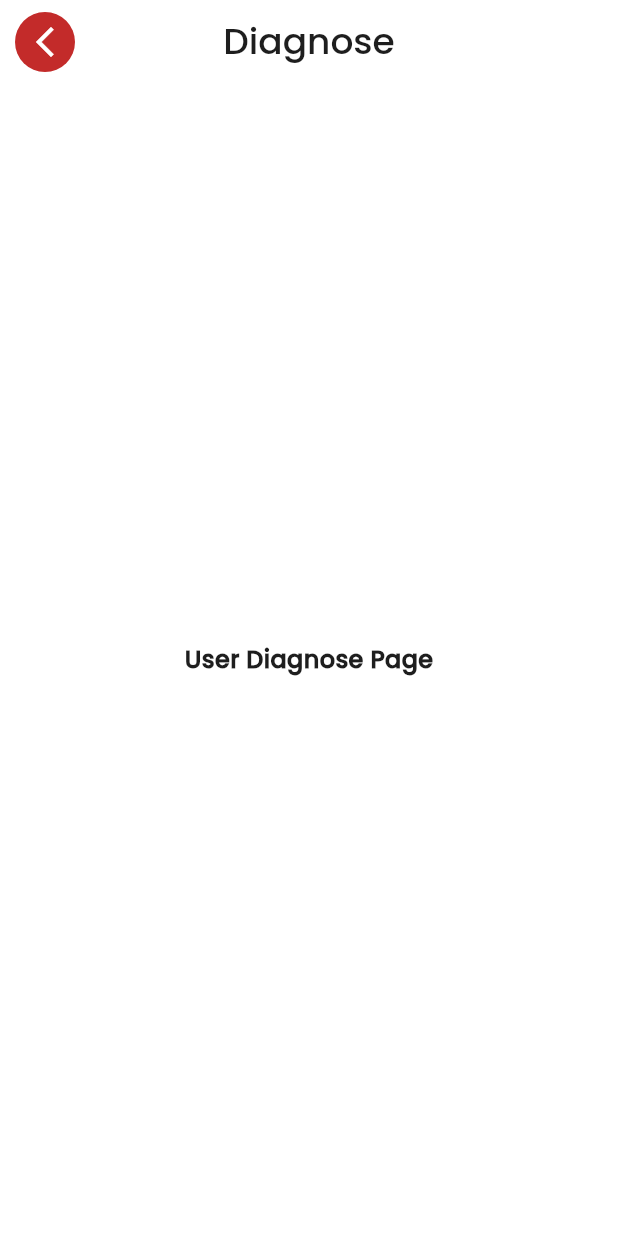
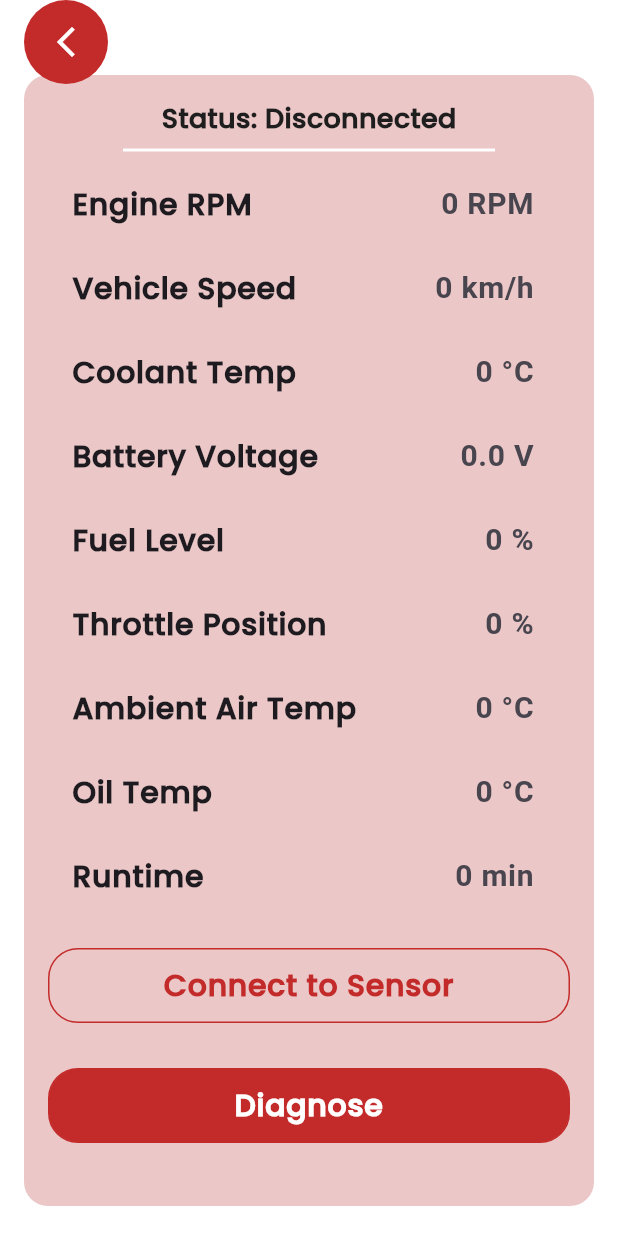
Before and after one commit to Momen0Waleed/Car-E-Rescue, a Flutter app: the UserDiagnoseView screen opened by its route, on a phone screen of 412 x 824 dp. Run offline on Flutter 3.47's test engine with Material 3 defaults, Android fonts, the phone set to English and light mode, and no system bars; drawn by our look-alikes of flutter_bounceable; our stand-ins replace animated_text_kit, bot_toast, dio, flutter_bluetooth_serial, flutter_easyloading, flutter_map and 5 more; accounts and stored records are empty; network calls fail.

Commit message:
Finishing Diagnose's Read-Sensor Data Feature

```diff
--- a/lib/modules/client/home/sub_modules/mechanic_live_location/view/mechanic_live_location_view.dart
+++ b/lib/modules/client/home/sub_modules/mechanic_live_location/view/mechanic_live_location_view.dart
@@ -41,7 +41,6 @@ class _MechanicLiveLocationViewState extends State<MechanicLiveLocationView> {
         }
 
         return Scaffold(
-          appBar: AppBar(title: Text(vm.hasArrived ? "Mechanic Arrived" : "Tracking Mechanic")),
           floatingActionButton: NavigateBackButton(),
           floatingActionButtonLocation: FloatingActionButtonLocation.startFloat,
           body: FlutterMap(
--- /dev/null
+++ b/lib/modules/client/home/sub_modules/user_diagnose/model/obd_sensor_data_model.dart
@@ -0,0 +1,49 @@
+class ObdSensorDataModel {
+  final String rpm;
+  final String speed;
+  final String coolantTemp;
+  final String voltage;
+  final String fuelLevel;
+  final String throttle;
+  final String ambientTemp;
+  final String oilTemp;
+  final String runtime;
+  final String baro;
+  final String engineLoad;
+  final String fuelPressure;
+  final String intakeTemp;
+
+  ObdSensorDataModel({
+    this.rpm = "0",
+    this.speed = "0",
+    this.coolantTemp = "0",
+    this.voltage = "0.0",
+    this.fuelLevel = "0",
+    this.throttle = "0",
+    this.ambientTemp = "0",
+    this.oilTemp = "0",
+    this.runtime = "0",
+    this.baro = "0",
+    this.engineLoad = "0",
+    this.fuelPressure = "0",
+    this.intakeTemp = "0",
+  });
+
+  factory ObdSensorDataModel.fromMap(Map<String, String> data) {
+    return ObdSensorDataModel(
+      rpm: data["RPM"] ?? "0",
+      speed: data["Speed"] ?? "0",
+      coolantTemp: data["Temp"] ?? "0",
+      voltage: data["Voltage"] ?? "0.0",
+      fuelLevel: data["Fuel"] ?? "0",
+      throttle: data["Throttle"] ?? "0",
+      ambientTemp: data["Ambient"] ?? "0",
+      oilTemp: data["OilTemp"] ?? "0",
+      runtime: data["Runtime"] ?? "0",
+      baro: data["Baro"] ?? "0",
+      engineLoad: data["Load"] ?? "0",
+      fuelPressure: data["FuelPressure"] ?? "0",
+      intakeTemp: data["IntakeTemp"] ?? "0",
+    );
+  }
+}
--- a/lib/modules/client/home/sub_modules/user_diagnose/view/user_diagnose_view.dart
+++ b/lib/modules/client/home/sub_modules/user_diagnose/view/user_diagnose_view.dart
@@ -1,4 +1,8 @@
-import 'package:car_e_rescue/modules/widgets/default_app_bar.dart';
+import 'package:car_e_rescue/core/constants/theme/app_colors.dart';
+import 'package:car_e_rescue/modules/client/home/sub_modules/user_diagnose/model/obd_sensor_data_model.dart';
+import 'package:car_e_rescue/modules/client/home/sub_modules/user_diagnose/view_model/user_diagnose_view_model.dart';
+import 'package:car_e_rescue/modules/widgets/custom_button.dart';
+import 'package:car_e_rescue/modules/widgets/navigate_back_button.dart';
 import 'package:flutter/material.dart';
 
 class UserDiagnoseView extends StatefulWidget {
@@ -9,12 +13,74 @@ class UserDiagnoseView extends StatefulWidget {
 }
 
 class _UserDiagnoseViewState extends State<UserDiagnoseView> {
+  final UserDiagnoseViewModel _viewModel = UserDiagnoseViewModel();
+
+  @override
+  void dispose() {
+    _viewModel.dispose();
+    super.dispose();
+  }
+
   @override
   Widget build(BuildContext context) {
     return Scaffold(
-      appBar: defaultAppBar(title: "Diagnose", context: context),
-      body: Center(
-        child: Text("User Diagnose Page"),
+      floatingActionButton: NavigateBackButton(),
+      floatingActionButtonLocation: FloatingActionButtonLocation.startTop,
+      body: Padding(
+        padding: const EdgeInsets.only(left: 16,right: 16,top: 50,bottom: 20),
+        child: Container(
+          decoration: BoxDecoration(
+            borderRadius: BorderRadius.circular(16),
+                color: AppColors.pink
+          ),
+          child: StreamBuilder<ObdSensorDataModel>(
+            stream: _viewModel.sensorDataStream,
+            initialData: ObdSensorDataModel(),
+            builder: (context, snapshot) {
+              final data = snapshot.data!;
+              return ListView(
+                padding: const EdgeInsets.all(16),
+                children: [
+                  StreamBuilder<String>(
+                    stream: _viewModel.statusStream,
+                    initialData: "Disconnected",
+                    builder: (c, s) => Center(
+                      child: Text("Status: ${s.data}",
+                          style: const TextStyle(fontWeight: FontWeight.bold, fontSize: 18)
+                      ),
+                    ),
+                  ),
+                  Divider(color: AppColors.white,thickness: 2,indent: 50,endIndent: 50,),
+                  _buildTile("Engine RPM", data.rpm, "RPM"),
+                  _buildTile("Vehicle Speed", data.speed, "km/h"),
+                  _buildTile("Coolant Temp", data.coolantTemp, "°C"),
+                  _buildTile("Battery Voltage", data.voltage, "V"),
+                  _buildTile("Fuel Level", data.fuelLevel, "%"),
+                  _buildTile("Throttle Position", data.throttle, "%"),
+                  _buildTile("Ambient Air Temp", data.ambientTemp, "°C"),
+                  _buildTile("Oil Temp", data.oilTemp, "°C"),
+                  _buildTile("Runtime", data.runtime, "min"),
+                  // _buildTile("Barometric Pressure", data.baro, "kPa"),
+                  SizedBox(height: 20),
+                  CustomButton(color: AppColors.pink, action: () => _viewModel.startConnection(), text: "Connect to Sensor"),
+                  SizedBox(height: 30,),
+                  CustomButton(color: AppColors.red, action: (){}, text: "Diagnose",width: MediaQuery.of(context).size.width / 2,),
+                  SizedBox(height: 50,),
+                  Text("Please: Open the Bluetooth before Connecting to the sensor",textAlign: TextAlign.center,)
+                ],
+              );
+            },
+          ),
+        ),
+      ),
+    );
+  }
+
+  Widget _buildTile(String label, String value, String unit) {
+    return ListTile(
+      title: Text(label),
+      trailing: Text("$value $unit",
+          style: const TextStyle(fontSize: 20, fontWeight: FontWeight.w600)
       ),
     );
   }
--- /dev/null
+++ b/lib/modules/client/home/sub_modules/user_diagnose/view_model/user_diagnose_view_model.dart
@@ -0,0 +1,20 @@
+import 'dart:async';
+import 'package:car_e_rescue/modules/client/home/sub_modules/user_diagnose/model/obd_sensor_data_model.dart';
+import 'package:car_e_rescue/modules/client/home/sub_modules/user_diagnose/model/user_diagnose_repo.dart';
+
+class UserDiagnoseViewModel {
+  final UserDiagnoseRepo _repo = UserDiagnoseRepo();
+
+  Stream<String> get statusStream => _repo.statusStream;
+
+  Stream<ObdSensorDataModel> get sensorDataStream =>
+      _repo.rawDataStream.map((map) => ObdSensorDataModel.fromMap(map));
+
+  void startConnection() {
+    _repo.connect();
+  }
+
+  void dispose() {
+    _repo.dispose();
+  }
+}
--- a/lib/modules/client/home/view/client_home_view.dart
+++ b/lib/modules/client/home/view/client_home_view.dart
@@ -51,7 +51,7 @@ class ClientHomeView extends StatelessWidget {
                 mainAxisAlignment: MainAxisAlignment.start,
                 crossAxisAlignment: CrossAxisAlignment.start,
                 children: [
-                  TwoValueCircle(completed: 80, canceled: 20),
+                  TwoValueCircle(completed: 16, canceled: 3),
                   SizedBox(height: 30),
                   Bounceable(
                     duration: Duration(milliseconds: 400),
--- a/pubspec.yaml
+++ b/pubspec.yaml
@@ -27,7 +27,8 @@ dependencies:
   flutter_map: ^8.2.2
   latlong2: ^0.9.1
   web_socket_channel: ^3.0.3
-
+  flutter_bluetooth_serial: ^0.4.0
+  permission_handler: ^12.0.1
 
 dev_dependencies:
   flutter_test:
```
Also changed, not shown: lib/modules/client/home/sub_modules/user_diagnose/model/user_diagnose_repo.dart (added, +163 -0 lines), pubspec.lock, 4 other files.
